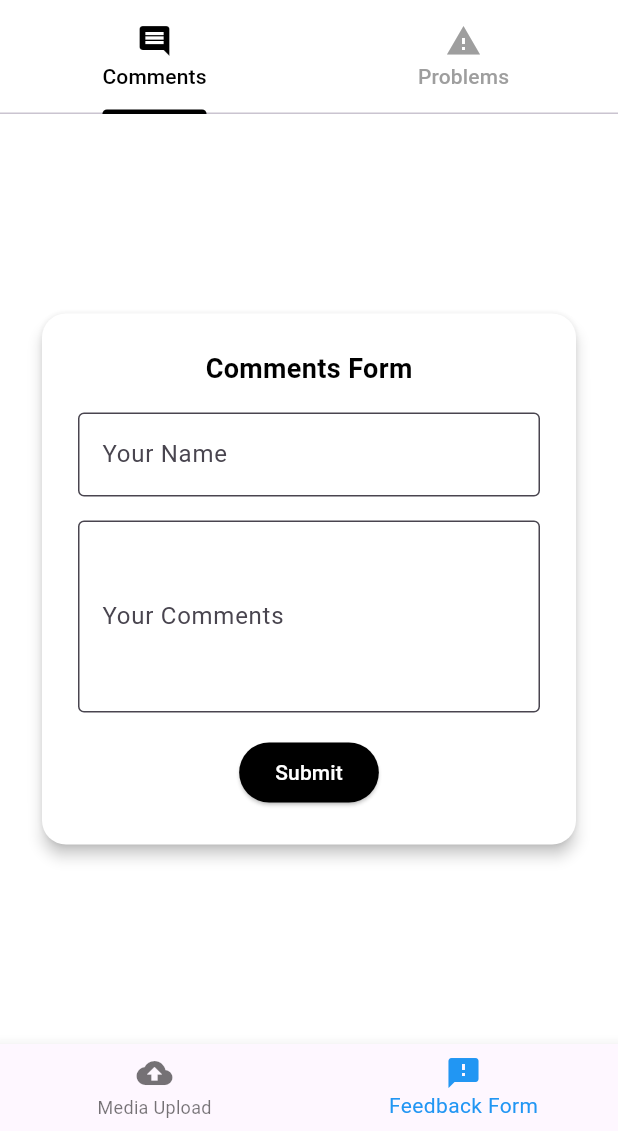
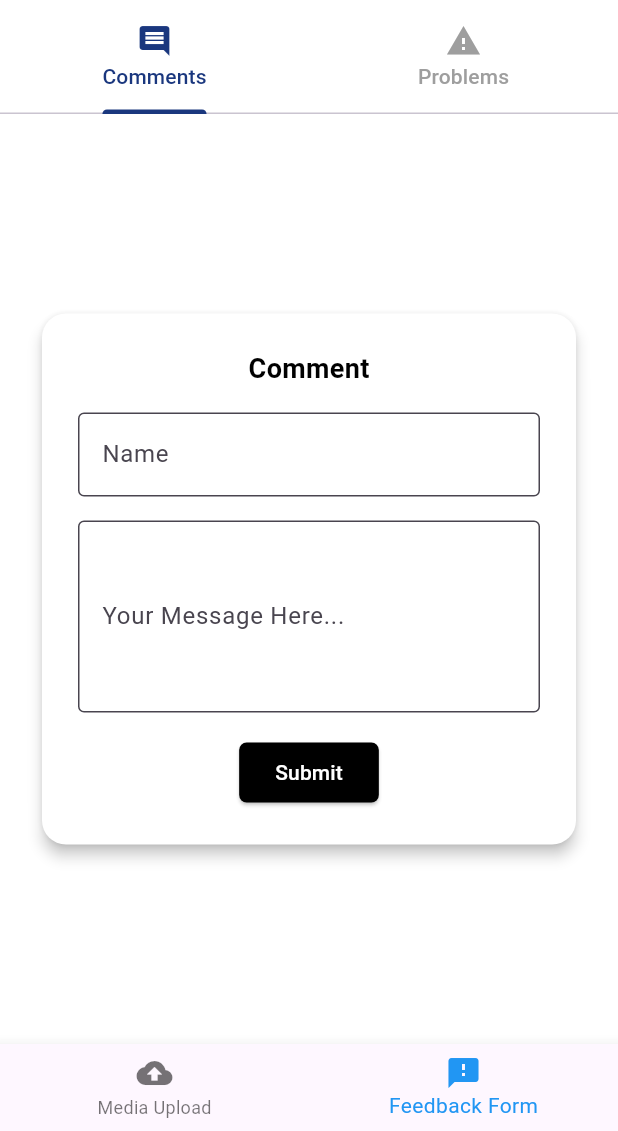
Before and after one commit to vincentperezzz/flutter-safeprint, a Flutter app: the screen it shows after launch, item 2 of the bottom bar chosen, on a phone screen of 412 x 824 dp, the part 105-1236 px from its top. Run offline on Flutter 3.47's test engine with Material 3 defaults, Android fonts, the phone set to English and light mode, and no system bars.

Commit message:
Refactor FeedbackFormPage for improved UI consistency and dynamic titles

```diff
--- a/lib/feedback_form_page.dart
+++ b/lib/feedback_form_page.dart
@@ -14,14 +14,13 @@ class FeedbackFormPage extends StatelessWidget {
           iconTheme: const IconThemeData(color: Colors.black),
           title: const SizedBox.shrink(),
           centerTitle: true,
-          // Reduce toolbarHeight to bring TabBar closer to the top/logo line
-          toolbarHeight: 40, // Default is 56, reduce as needed
+          toolbarHeight: 40,
           bottom: const PreferredSize(
-            preferredSize: Size.fromHeight(36), // Reduce TabBar height
+            preferredSize: Size.fromHeight(36),
             child: TabBar(
-              labelColor: Colors.black,
+              labelColor: Color(0xFF1A377E),
               unselectedLabelColor: Colors.grey,
-              indicatorColor: Colors.black,
+              indicatorColor: Color(0xFF1A377E),
               tabs: [
                 Tab(icon: Icon(Icons.comment), text: 'Comments'),
                 Tab(icon: Icon(Icons.report_problem), text: 'Problems'),
@@ -41,19 +40,27 @@ class FeedbackFormPage extends StatelessWidget {
   }
 }
 
-// ...rest of the code unchanged...
-
 class FeedbackFormContent extends StatelessWidget {
   final String formType;
   const FeedbackFormContent({super.key, required this.formType});
 
   @override
   Widget build(BuildContext context) {
+    // Set the title based on the formType
+    String title;
+    if (formType == 'Comments') {
+      title = 'Comment';
+    } else if (formType == 'Problems') {
+      title = 'Report a Problem';
+    } else {
+      title = formType;
+    }
+
     return Center(
       child: Padding(
         padding: const EdgeInsets.all(24.0),
         child: Card(
-          color: Colors.white, // Card background white
+          color: Colors.white,
           elevation: 4,
           shape: RoundedRectangleBorder(
             borderRadius: BorderRadius.circular(16),
@@ -64,30 +71,30 @@ class FeedbackFormContent extends StatelessWidget {
               mainAxisSize: MainAxisSize.min,
               children: [
                 Text(
-                  "$formType Form",
+                  title,
                   style: const TextStyle(
                     fontWeight: FontWeight.bold,
                     fontSize: 18,
-                    color: Colors.black, // Text color black
+                    color: Colors.black,
                   ),
                 ),
                 const SizedBox(height: 16),
                 TextField(
                   decoration: const InputDecoration(
-                    labelText: 'Your Name',
+                    labelText: 'Name',
                     border: OutlineInputBorder(),
                     filled: true,
-                    fillColor: Colors.white, // TextField background white
+                    fillColor: Colors.white,
                   ),
                   style: const TextStyle(color: Colors.black),
                 ),
                 const SizedBox(height: 16),
                 TextField(
                   decoration: InputDecoration(
-                    labelText: 'Your $formType',
+                    labelText: 'Your Message Here...',
                     border: const OutlineInputBorder(),
                     filled: true,
-                    fillColor: Colors.white, // TextField background white
+                    fillColor: Colors.white,
                   ),
                   maxLines: 4,
                   style: const TextStyle(color: Colors.black),
@@ -95,8 +102,11 @@ class FeedbackFormContent extends StatelessWidget {
                 const SizedBox(height: 16),
                 ElevatedButton(
                   style: ElevatedButton.styleFrom(
-                    backgroundColor: Colors.black, // Button color for contrast
+                    backgroundColor: Colors.black,
                     foregroundColor: Colors.white,
+                    shape: RoundedRectangleBorder(
+                      borderRadius: BorderRadius.circular(5),
+                    ),
                   ),
                   onPressed: () {},
                   child: const Text('Submit'),
```
